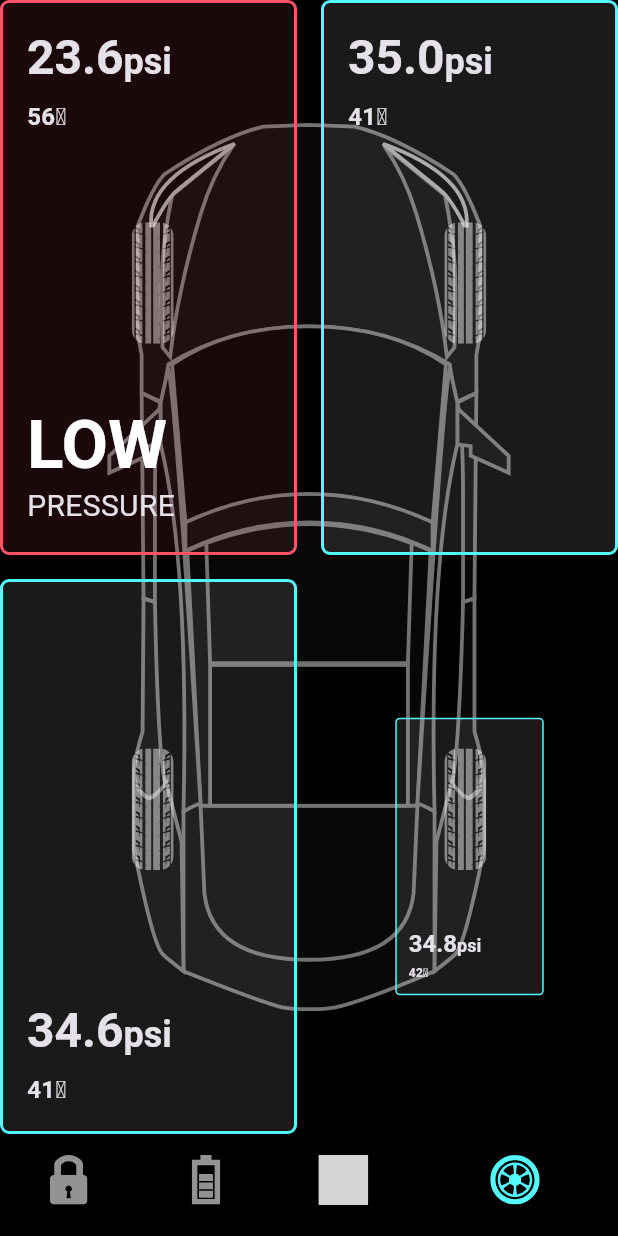
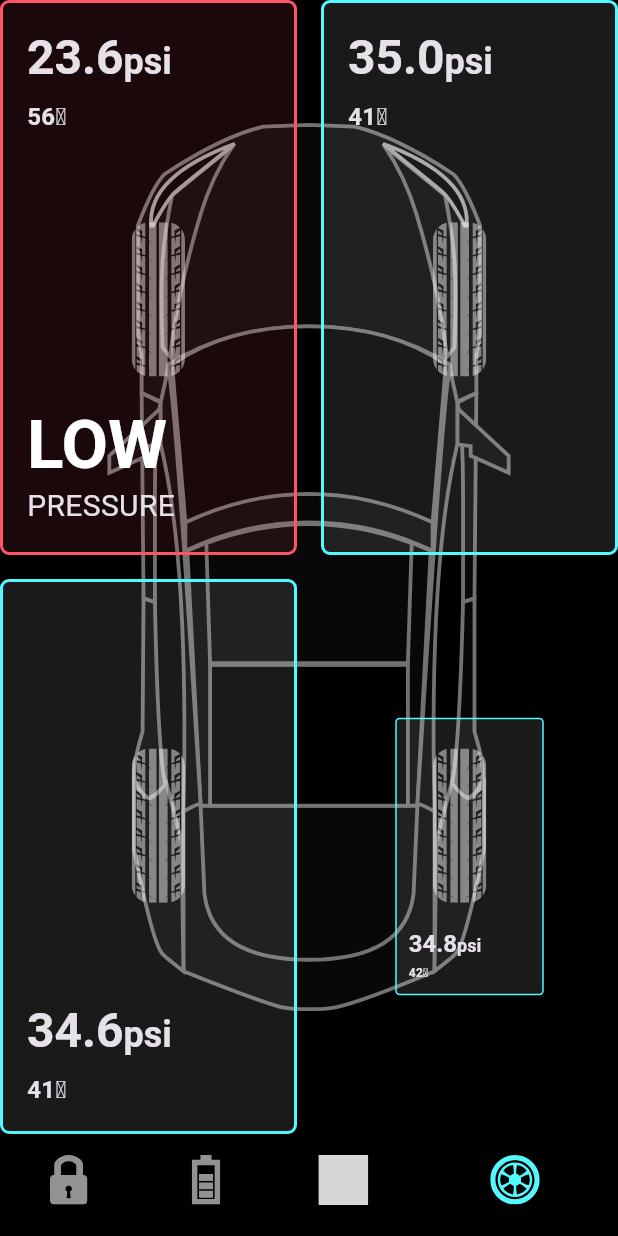
Before and after one commit to AhmedEl-Shamy/Car-Control-App, a Flutter app: the screen it shows after launch, item 4 of the bottom bar chosen, on a phone screen of 412 x 824 dp. Run offline on Flutter 3.47's test engine with Material 3 defaults, Android fonts, the light colour scheme and no system bars; our stand-ins replace device_preview, flutter_svg; grey boxes are pictures that could not be loaded.

Commit message:
UI Enhancement

```diff
--- a/lib/features/home/presentation/widgets/car_tires.dart
+++ b/lib/features/home/presentation/widgets/car_tires.dart
@@ -11,27 +11,42 @@ class CarTiers extends StatelessWidget {
     return Stack(
       alignment: Alignment.center,
       children: [
-        Positioned(
+        _buildTire(
           top: constraints.maxHeight * 0.12,
           left: constraints.maxWidth * 0.08,
-          child: SvgPicture.asset(AppAssets.kIconsFLTyre),
         ),
-        Positioned(
+        _buildTire(
           top: constraints.maxHeight * 0.12,
           right: constraints.maxWidth * 0.08,
-          child: SvgPicture.asset(AppAssets.kIconsFLTyre),
         ),
-        Positioned(
+        _buildTire(
           top: constraints.maxHeight * 0.7,
           left: constraints.maxWidth * 0.08,
-          child: SvgPicture.asset(AppAssets.kIconsFLTyre),
         ),
-        Positioned(
+        _buildTire(
           top: constraints.maxHeight * 0.7,
           right: constraints.maxWidth * 0.08,
-          child: SvgPicture.asset(AppAssets.kIconsFLTyre),
         ),
       ],
     );
   }
+
+  Positioned _buildTire({
+    double? top,
+    double? bottom,
+    double? right,
+    double? left,
+  }) {
+    return Positioned(
+      top: top,
+      bottom: bottom,
+      right: right,
+      left: left,
+      height: constraints.maxHeight * 0.17,
+      child: AspectRatio(
+        aspectRatio: 28 / 81,
+        child: SvgPicture.asset(AppAssets.kIconsFLTyre),
+      ),
+    );
+  }
 }
--- a/lib/main.dart
+++ b/lib/main.dart
@@ -1,8 +1,9 @@
 import 'package:car_control_app/features/home/presentation/pages/home_page.dart';
 import 'package:flutter/material.dart';
+import 'package:device_preview/device_preview.dart';
 
 void main() {
-  runApp(CarControlApp());
+  runApp(DevicePreview(enabled: true, builder: (context) => CarControlApp()));
 }
 
 class CarControlApp extends StatelessWidget {
@@ -12,6 +13,7 @@ class CarControlApp extends StatelessWidget {
   Widget build(BuildContext context) {
     return MaterialApp(
       title: 'Car Control App',
+      debugShowCheckedModeBanner: false,
       theme: ThemeData(
         brightness: Brightness.dark,
         scaffoldBackgroundColor: Colors.black,
--- a/pubspec.yaml
+++ b/pubspec.yaml
@@ -35,6 +35,7 @@ dependencies:
   # Use with the CupertinoIcons class for iOS style icons.
   cupertino_icons: ^1.0.8
   flutter_svg: ^2.2.0
+  device_preview: ^1.3.1
 
 dev_dependencies:
   flutter_test:
```
Also changed, not shown: pubspec.lock, 1 other file.
